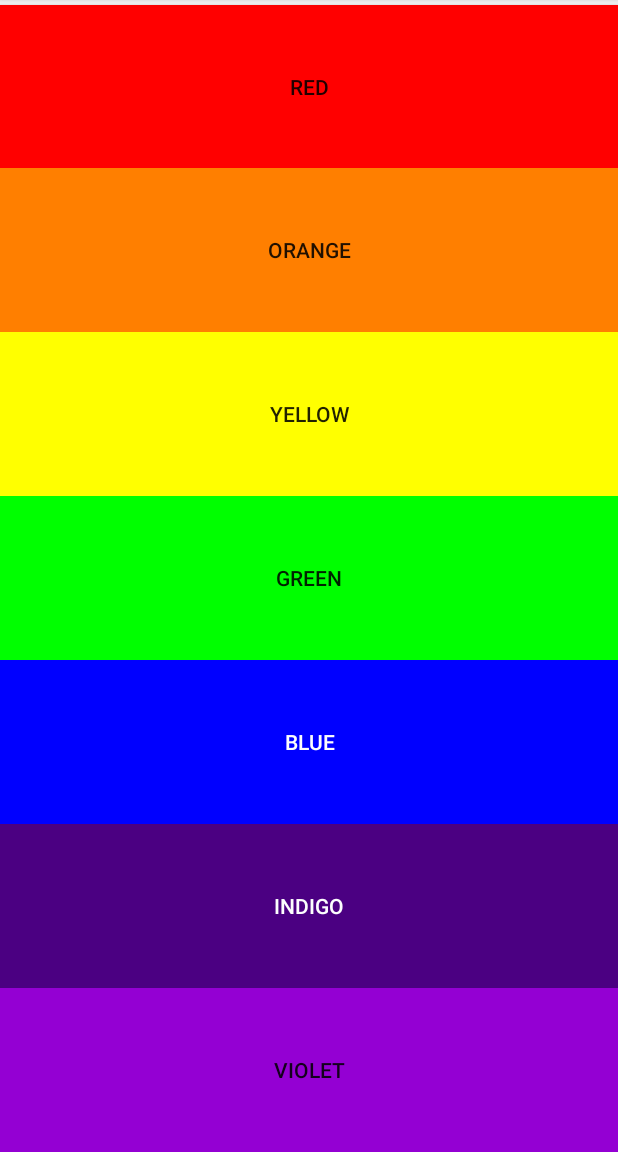
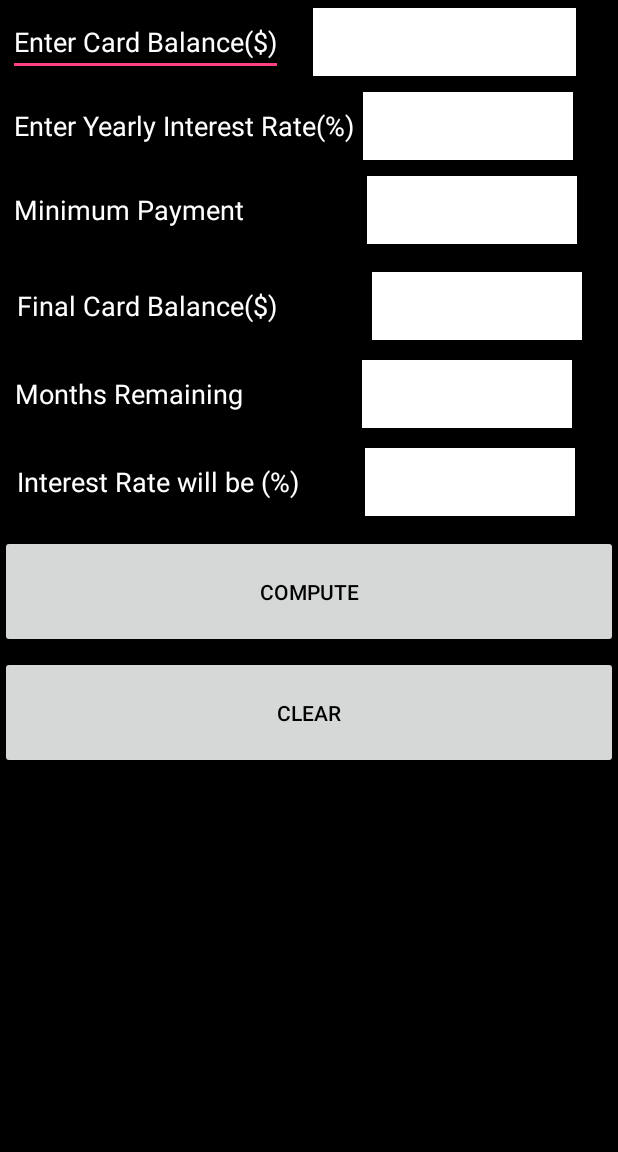
Before and after one commit to Manmohan-menon/android_experiments, an Android app: the screen it shows after launch (MainActivity), on a phone screen of 412 x 824 dp, the part 84-1236 px from its top. Run offline under Robolectric (Android 15) with nearby library versions, the phone set to English and light mode, and no system bars.

Commit message:
added assignment for session 3

```diff
--- a/AndroidUserinterface/app/src/main/java/com/example/necuser/androiduserinterface/MainActivity.java
+++ b/AndroidUserinterface/app/src/main/java/com/example/necuser/androiduserinterface/MainActivity.java
@@ -8,7 +8,10 @@ public class MainActivity extends AppCompatActivity {
     @Override
     protected void onCreate(Bundle savedInstanceState) {
         super.onCreate(savedInstanceState);
-//        setContentView(R.layout.activity_main);
-        setContentView(R.layout.rainbow_layout);
+/*
+setContentView(R.layout.activity_main);
+setContentView(R.layout.rainbow_layout);
+*/
+        setContentView(R.layout.credit_card_layout);
     }
 }
--- a/AndroidUserinterface/app/src/main/res/layout/credit_card_layout.xml
+++ b/AndroidUserinterface/app/src/main/res/layout/credit_card_layout.xml
@@ -1,6 +1,130 @@
 <?xml version="1.0" encoding="utf-8"?>
 <LinearLayout xmlns:android="http://schemas.android.com/apk/res/android"
     android:layout_width="match_parent"
-    android:layout_height="match_parent">
+    android:layout_height="match_parent"
+    android:orientation="vertical"
+    android:background="@color/colorBlack">
+
+    <LinearLayout
+        android:layout_width="match_parent"
+        android:layout_height="wrap_content"
+        android:orientation="horizontal"
+        android:padding="5dp"
+        android:weightSum="1">
+        <EditText
+            android:id="@+id/editText"
+            android:layout_width="wrap_content"
+            android:layout_height="wrap_content"
+            android:textColor="@color/colorWhite"
+            android:text="@string/card_balance" />
+
+        <TextView
+            android:id="@+id/textView4"
+            android:layout_width="175dp"
+            android:layout_height="match_parent"
+            android:background="@color/colorWhite"
+            android:layout_gravity="right"
+            android:layout_marginLeft="20dp"/>
+
+    </LinearLayout>
+    <LinearLayout
+        android:layout_width="wrap_content"
+        android:layout_height="wrap_content"
+        android:orientation="horizontal"
+        android:padding="5dp">
+        <EditText
+            android:layout_width="wrap_content"
+            android:layout_height="wrap_content"
+            android:textColor="@color/colorWhite"
+            android:text="@string/interest_rate"/>
+        <TextView
+            android:layout_width="140dp"
+            android:layout_height="match_parent"
+            android:background="@color/colorWhite"
+            android:layout_gravity="right"
+            android:layout_marginLeft="2dp"/>
+    </LinearLayout>
+    <LinearLayout
+        android:layout_width="wrap_content"
+        android:layout_height="wrap_content"
+        android:orientation="horizontal"
+        android:padding="5dp">
+        <EditText
+            android:layout_width="wrap_content"
+            android:layout_height="wrap_content"
+            android:textColor="@color/colorWhite"
+            android:text="@string/payment"/>
+        <TextView
+            android:layout_width="140dp"
+            android:layout_height="match_parent"
+            android:background="@color/colorWhite"
+            android:layout_gravity="right"
+            android:layout_marginLeft="78dp"/>
+    </LinearLayout>
+    <LinearLayout
+        android:layout_width="wrap_content"
+        android:layout_height="wrap_content"
+        android:orientation="horizontal"
+        android:layout_marginTop="6dp"
+        android:padding="7dp">
+        <EditText
+            android:layout_width="wrap_content"
+            android:layout_height="wrap_content"
+            android:textColor="@color/colorWhite"
+            android:text="@string/final_balance"/>
+        <TextView
+            android:layout_width="140dp"
+            android:layout_height="match_parent"
+            android:layout_gravity="right"
+            android:background="@color/colorWhite"
+            android:layout_marginLeft="59dp"/>
+    </LinearLayout>
+    <LinearLayout
+        android:layout_width="wrap_content"
+        android:layout_height="wrap_content"
+        android:orientation="horizontal"
+        android:padding="6dp">
+        <EditText
+            android:layout_width="wrap_content"
+            android:layout_height="wrap_content"
+            android:textColor="@color/colorWhite"
+            android:text="@string/time"/>
+        <TextView
+            android:layout_width="140dp"
+            android:layout_height="match_parent"
+            android:background="@color/colorWhite"
+            android:layout_gravity="right"
+            android:layout_marginLeft="75dp"/>
+
+    </LinearLayout>
+    <LinearLayout
+        android:layout_width="wrap_content"
+        android:layout_height="wrap_content"
+        android:orientation="horizontal"
+        android:padding="7dp">
+        <EditText
+            android:layout_width="wrap_content"
+            android:layout_height="wrap_content"
+            android:textColor="@color/colorWhite"
+            android:text="@string/expected_interest_rate"/>
+        <TextView
+            android:layout_width="140dp"
+            android:layout_height="match_parent"
+            android:background="@color/colorWhite"
+            android:layout_gravity="right"
+            android:layout_marginLeft="40dp"/>
+    </LinearLayout>
+    <Button
+        android:layout_width="match_parent"
+        android:layout_height="75dp"
+        android:layout_marginTop="5dp"
+        android:text="compute"
+        android:textColor="@color/colorBlack"/>
+    <Button
+        android:layout_width="match_parent"
+        android:layout_height="75dp"
+        android:layout_marginTop="5dp"
+        android:text="clear"
+        android:textColor="@color/colorBlack"/>
 
 </LinearLayout>
--- a/AndroidUserinterface/app/src/main/res/values/colors.xml
+++ b/AndroidUserinterface/app/src/main/res/values/colors.xml
@@ -10,4 +10,6 @@
     <color name="colorBlue">#0000ff</color>
     <color name="colorIndigo">#4b0082</color>
     <color name="colorViolet">#9400d3</color>
+    <color name="colorBlack">#000000</color>
+    <color name="colorWhite">#FFFFFF</color>
 </resources>
--- a/AndroidUserinterface/app/src/main/res/values/strings.xml
+++ b/AndroidUserinterface/app/src/main/res/values/strings.xml
@@ -7,5 +7,10 @@
     <string name="button_5">Blue</string>
     <string name="button_6">Indigo</string>
     <string name="button_7">Violet</string>
-
+    <string name="card_balance">Enter Card Balance($)</string>
+    <string name="interest_rate">Enter Yearly Interest Rate(%)</string>
+    <string name="payment">Minimum Payment</string>
+    <string name="final_balance">Final Card Balance($)</string>
+    <string name="time">Months Remaining</string>
+    <string name="expected_interest_rate">Interest Rate will be (%)</string>
 </resources>
```
Also changed, not shown: 3 other files.
